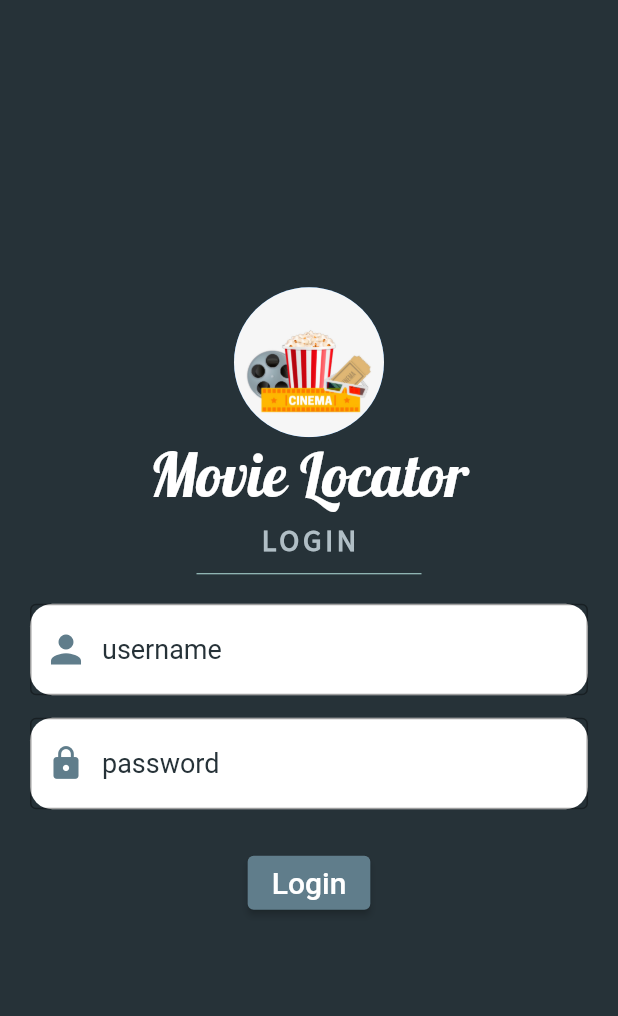
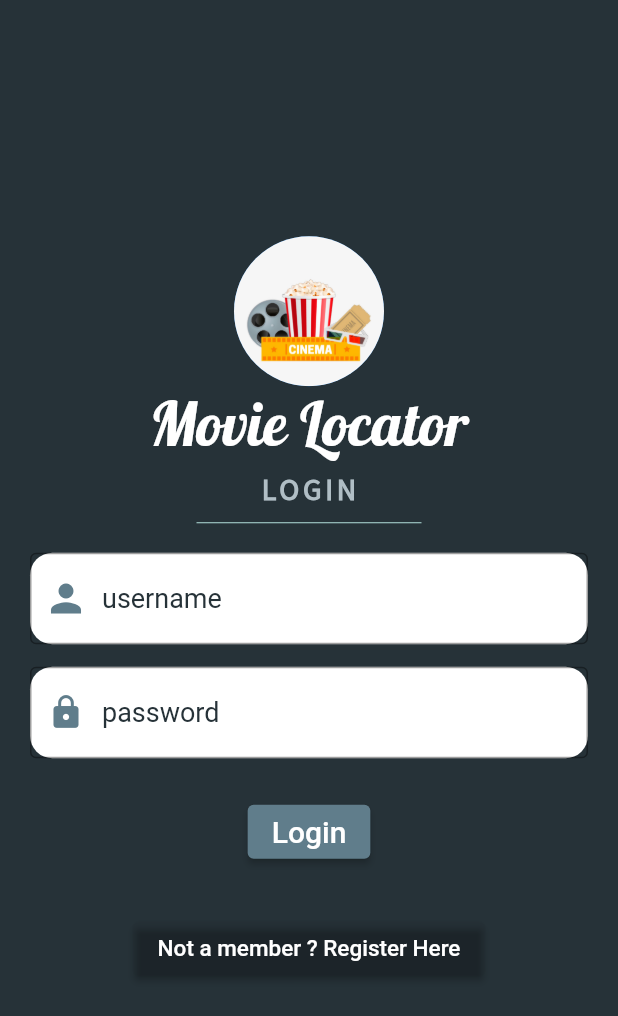
Before and after one commit to Nisansali/movie_locator, a Flutter app: the screen it shows after launch, on a phone screen of 412 x 824 dp. Shown: the top 1016 px of the screen. Run offline on Flutter 3.47's test engine with Material 2 defaults, Android fonts, the phone set to English and light mode, and no system bars; our stand-ins replace cloud_firestore; missing offline and left inert: flappy_search_bar; accounts and stored records are empty.

Commit message:
button navigations

```diff
--- a/lib/interfaces/login_page.dart
+++ b/lib/interfaces/login_page.dart
@@ -1,12 +1,9 @@
 import 'package:flutter/cupertino.dart';
 import 'package:flutter/material.dart';
-import 'package:movie_locator/interfaces/DateTimeScreen.dart';
-import 'package:movie_locator/interfaces/Movie_List.dart';
+import 'package:movie_locator/interfaces/registration_page.dart';
 
 import '../addMovie.dart';
-import 'registration_page.dart';
-import 'splash_screen.dart';
-import 'splash_screen.dart';
+
 
 class LoginPage extends StatelessWidget {
   @override
@@ -111,6 +108,20 @@ class LoginPage extends StatelessWidget {
                       style: TextStyle(fontSize: 20),),
                   )
                 ),
+                Container(
+                    padding: EdgeInsets.all(10),
+                    child: ElevatedButton(
+                      style: ElevatedButton.styleFrom(
+                        primary: Colors.transparent, // background
+                        onPrimary: Colors.white, // foreground
+                      ),
+                      onPressed: () {
+                        Navigator.push(context, MaterialPageRoute(builder: (context) => RegistrationPage()));
+                      },
+                      child: Text('Not a member ? Register Here',
+                        style: TextStyle(fontSize: 15 , backgroundColor: Colors.transparent), ),
+                    )
+                ),
               ],
             )),
       ),
```
Also changed, not shown: lib/interfaces/registration_page.dart (+21 -1 lines).
